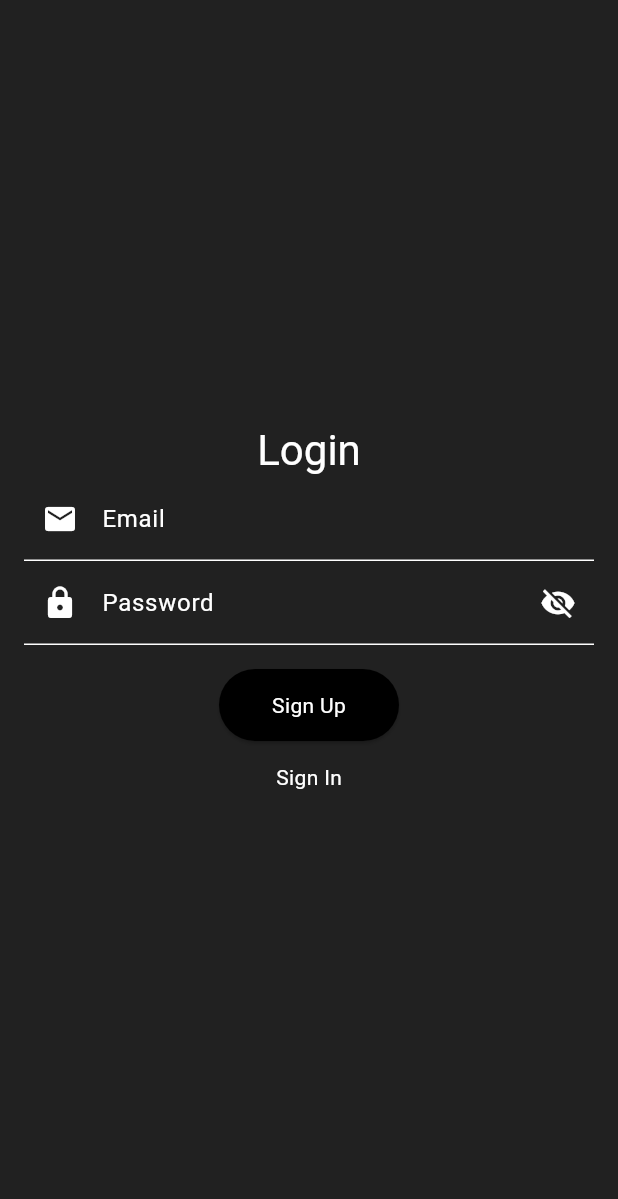
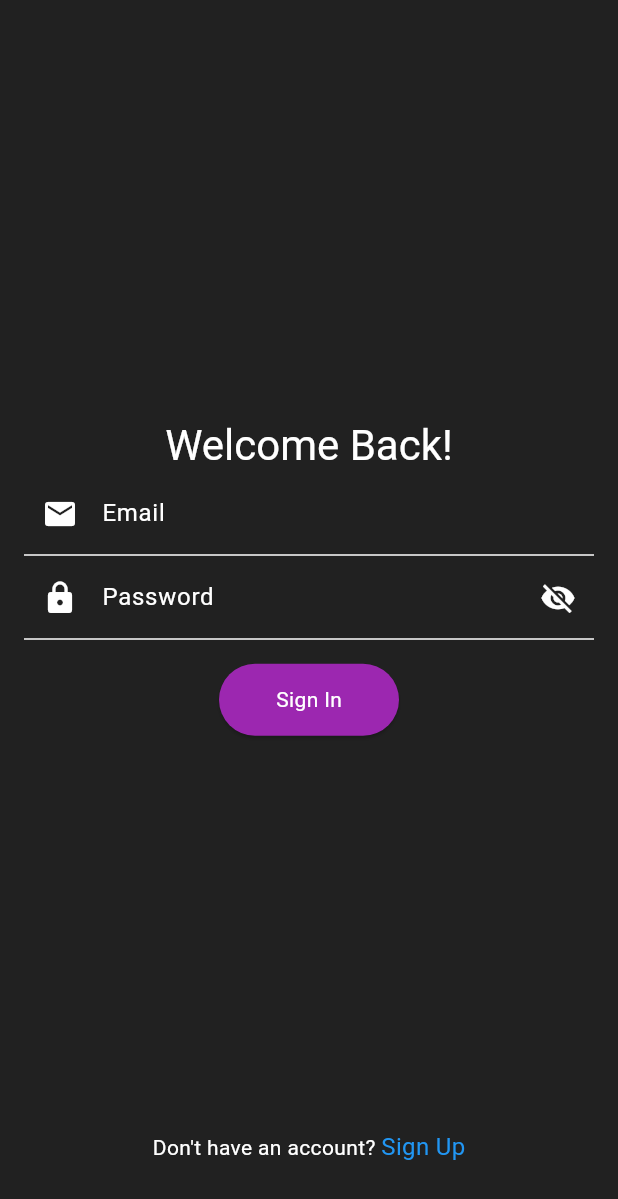
Before and after one commit to arthurterozendi-plank/flutter_firebase_poc, a Flutter app: the screen it shows after launch, on a phone screen of 412 x 824 dp. Shown: the top 1199 px of the screen. Run offline on Flutter 3.47's test engine with Material 3 defaults, Android fonts, the phone set to English and light mode, and no system bars; our stand-ins replace firebase_auth, firebase_core, fluttertoast; accounts and stored records are empty.

Commit message:
improvements on login and sing up page

```diff
--- a/lib/main.dart
+++ b/lib/main.dart
@@ -37,6 +37,7 @@ class MyApp extends StatelessWidget {
         elevatedButtonTheme: ElevatedButtonThemeData(
           style: ElevatedButton.styleFrom(
             minimumSize: Size(120, 48),
+            backgroundColor: Colors.purple,
           ),
         ),
       ),
--- a/lib/pages/login/login_page.dart
+++ b/lib/pages/login/login_page.dart
@@ -1,5 +1,6 @@
 import 'package:firebase_auth/firebase_auth.dart';
 import 'package:flutter/material.dart';
+import 'package:flutter/gestures.dart';
 
 import '../../app_router.dart';
 import '../../components/input_field.dart';
@@ -29,24 +30,21 @@ class _LoginPageState extends State<LoginPage> {
     User? user = await AuthService.signIn(email, password);
     if (user != null) {
       AppRouter.navigateToAndReplace(context, Routes.home);
-    } else {
-      // showDialog(
-      //   context: context,
-      //   builder: (context) => AlertDialog(
-      //     title: Text('Login Failed'),
-      //     content: Text('Invalid email or password'),
-      //   ),
-      // );
     }
   }
 
   Widget loginBody() {
     return Container(
       padding: const EdgeInsets.all(16.0),
+      child: Center(
         child: Column(
           mainAxisAlignment: MainAxisAlignment.center,
           children: [
-          Text('Login', style: Theme.of(context).textTheme.headlineMedium),
+            const Spacer(),
+            Text(
+              'Welcome Back!',
+              style: Theme.of(context).textTheme.headlineMedium,
+            ),
             CustomInputField(
               label: 'Email',
               icon: Icons.email,
@@ -61,22 +59,32 @@ class _LoginPageState extends State<LoginPage> {
             const SizedBox(height: 16.0),
             ElevatedButton(
               onPressed: () => authenticate(),
-            style: ElevatedButton.styleFrom(
-              backgroundColor: Theme.of(context).colorScheme.inversePrimary,
-            ),
-            child: Text(
-              'Sign Up',
-              style: Theme.of(context).textTheme.bodyMedium,
-            ),
-          ),
-          TextButton(
-            onPressed: () => AppRouter.navigateToAndReplace(context, Routes.signUp),
               child: Text(
                 'Sign In',
                 style: Theme.of(context).textTheme.bodyMedium,
               ),
             ),
+            const Spacer(),
+            Text.rich(
+              TextSpan(
+                children: [
+                  TextSpan(text: 'Don\'t have an account? '),
+                  TextSpan(
+                    text: 'Sign Up',
+                    style: const TextStyle(
+                        color: Colors.blue,
+                        fontWeight: FontWeight.normal,
+                        fontSize: 16),
+                    recognizer: TapGestureRecognizer()
+                      ..onTap = () => AppRouter.navigateToAndReplace(
+                          context, Routes.signUp),
+                  ),
                 ],
+              ),
+            ),
+            const SizedBox(height: 32.0),
+          ],
+        ),
       ),
     );
   }
```
Also changed, not shown: lib/pages/signUp/sign_up_page.dart (+53 -30 lines). Lines whose indentation alone changed are shown as unchanged.
